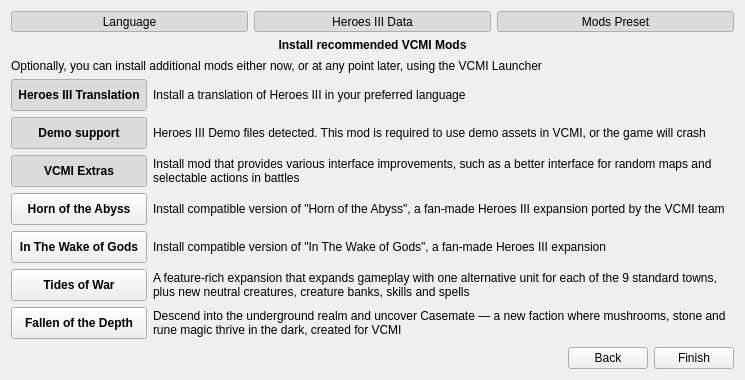
The window that launcher/firstLaunch/firstlaunch_moc.ui (uson1x/vcmi) describes before a commit, drawn with Qt 5.
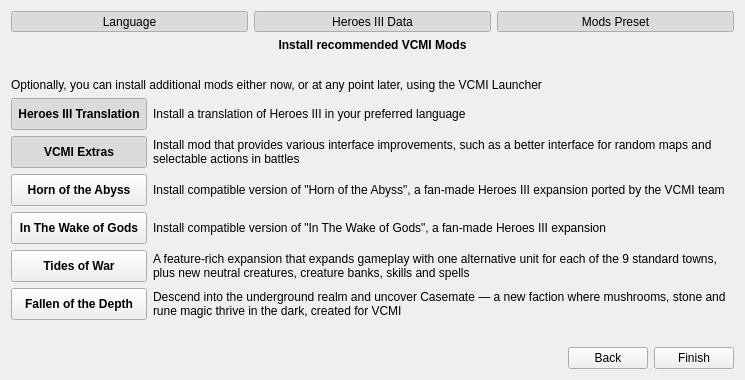
The same window after the commit. The open tabs and pages were chosen to show the change. Icons and pictures are not drawn.

Commit message: launcher demo support

What changed in the file:
```diff
--- a/launcher/firstLaunch/firstlaunch_moc.ui
+++ b/launcher/firstLaunch/firstlaunch_moc.ui
@@ -850,22 +850,7 @@
            </property>
           </widget>
          </item>
-         <item row="2" column="1">
-          <widget class="QLabel" name="labelPresetDemoDescr">
-           <property name="sizePolicy">
-            <sizepolicy hsizetype="Preferred" vsizetype="Preferred">
-             <horstretch>100</horstretch>
-             <verstretch>0</verstretch>
-            </sizepolicy>
-           </property>
-           <property name="text">
-            <string>Heroes III Demo files detected. This mod is required to use demo assets in VCMI, or the game will crash</string>
-           </property>
-           <property name="wordWrap">
-            <bool>true</bool>
-           </property>
-          </widget>
-         </item>
+
          <item row="3" column="1">
           <widget class="QLabel" name="labelPresetExtrasDescr">
            <property name="sizePolicy">
@@ -997,47 +982,7 @@
            </property>
           </widget>
          </item>
-         <item row="2" column="0">
-          <widget class="QToolButton" name="buttonPresetDemo">
-           <property name="sizePolicy">
-            <sizepolicy hsizetype="Preferred" vsizetype="Preferred">
-             <horstretch>0</horstretch>
-             <verstretch>0</verstretch>
-            </sizepolicy>
-           </property>
-           <property name="minimumSize">
-            <size>
-             <width>0</width>
-             <height>32</height>
-            </size>
-           </property>
-           <property name="font">
-            <font>
-             <bold>true</bold>
-            </font>
-           </property>
-           <property name="text">
-            <string>Demo support</string>
-           </property>
-           <property name="icon">
-            <iconset resource="../resources.qrc">
-             <normaloff>:/icons/mod-disabled.png</normaloff>
-             <normalon>:icons/mod-enabled.png</normalon>:/icons/mod-disabled.png</iconset>
-           </property>
-           <property name="checkable">
-            <bool>true</bool>
-           </property>
-           <property name="checked">
-            <bool>true</bool>
-           </property>
-           <property name="toolButtonStyle">
-            <enum>Qt::ToolButtonTextBesideIcon</enum>
-           </property>
-           <property name="autoRaise">
-            <bool>false</bool>
-           </property>
-          </widget>
-         </item>
+
         </layout>
        </item>
        <item>
```
Left out of the diff: 48 changed lines with no effect on the pictures. The commit also changes 17 other files.
